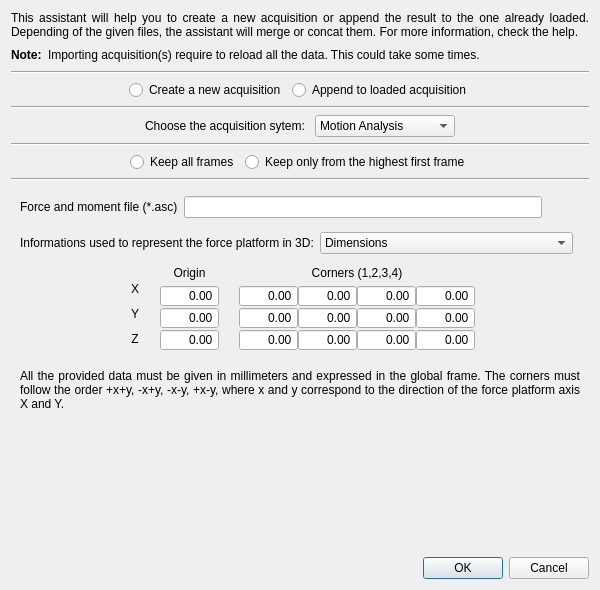
First picture: the form in Tools/Mokka/ImportAssistantDialog.ui, repository Biomechanical-ToolKit/BTKCore, before the edit.
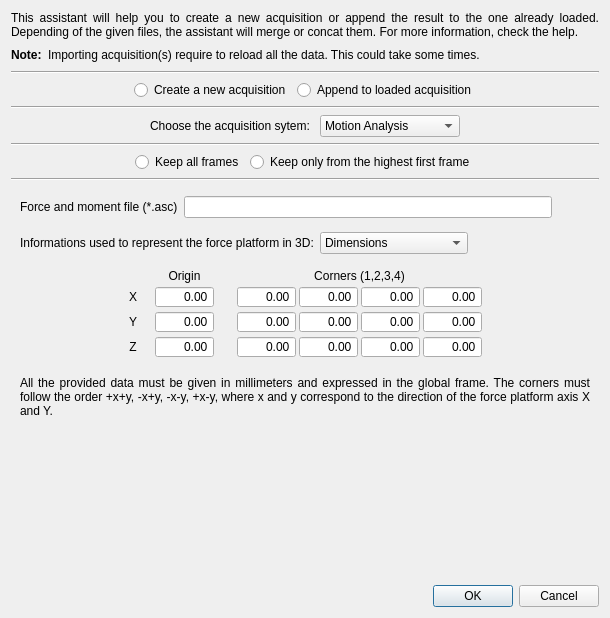
Second picture: the form after the edit. The open tabs and pages were chosen to show the change. Icons and pictures are not drawn.

Commit message: [UPD] Mokka: Layout for the import assistant improved. Opening an AMTI file or importing one using the action "AMTI forceplate file..." shows now only the options related to the force platform and not the options related to the import assistant.

```diff
--- a/Tools/Mokka/ImportAssistantDialog.ui
+++ b/Tools/Mokka/ImportAssistantDialog.ui
@@ -6,14 +6,20 @@
    <rect>
     <x>0</x>
     <y>0</y>
-    <width>600</width>
-    <height>590</height>
+    <width>610</width>
+    <height>618</height>
    </rect>
   </property>
   <property name="windowTitle">
    <string>Assistant</string>
   </property>
+  <layout class="QVBoxLayout" name="verticalLayout_5">
+   <item>
+    <widget class="QFrame" name="importOptionFrame">
   <layout class="QVBoxLayout" name="verticalLayout">
+      <property name="margin">
+       <number>0</number>
+      </property>
    <item>
     <widget class="QLabel" name="infolabel">
      <property name="text">
@@ -249,6 +255,9 @@
      <property name="orientation">
       <enum>Qt::Horizontal</enum>
      </property>
+       </widget>
+      </item>
+     </layout>
     </widget>
    </item>
    <item>
@@ -696,6 +705,12 @@
            <property name="orientation">
             <enum>Qt::Horizontal</enum>
            </property>
+           <property name="sizeHint" stdset="0">
+            <size>
+             <width>0</width>
+             <height>0</height>
+            </size>
+           </property>
           </spacer>
          </item>
         </layout>
@@ -892,15 +907,21 @@
           </layout>
          </widget>
          <widget class="QWidget" name="amtiGeometryPage">
-          <layout class="QVBoxLayout" name="verticalLayout_8">
-           <property name="margin">
+          <layout class="QVBoxLayout" name="verticalLayout_4">
+           <property name="leftMargin">
+            <number>0</number>
+           </property>
+           <property name="topMargin">
+            <number>9</number>
+           </property>
+           <property name="rightMargin">
+            <number>0</number>
+           </property>
+           <property name="bottomMargin">
             <number>0</number>
            </property>
            <item>
             <layout class="QHBoxLayout" name="horizontalLayout_7">
-             <property name="spacing">
-              <number>0</number>
-             </property>
              <property name="bottomMargin">
               <number>12</number>
              </property>
@@ -918,98 +939,11 @@
               </spacer>
              </item>
              <item>
-              <layout class="QVBoxLayout" name="verticalLayout_7">
+              <layout class="QGridLayout" name="gridLayout_3">
                <property name="spacing">
-                <number>0</number>
+                <number>3</number>
                </property>
-               <item>
-                <spacer name="verticalSpacer_6">
-                 <property name="orientation">
-                  <enum>Qt::Vertical</enum>
-                 </property>
-                 <property name="sizeType">
-                  <enum>QSizePolicy::Fixed</enum>
-                 </property>
-                 <property name="sizeHint" stdset="0">
-                  <size>
-                   <width>20</width>
-                   <height>16</height>
-                  </size>
-                 </property>
-                </spacer>
-               </item>
-               <item>
-                <widget class="QLabel" name="label_8">
-                 <property name="minimumSize">
-                  <size>
-                   <width>0</width>
-                   <height>25</height>
-                  </size>
-                 </property>
-                 <property name="text">
-                  <string>X</string>
-                 </property>
-                 <property name="alignment">
-                  <set>Qt::AlignCenter</set>
-                 </property>
-                </widget>
-               </item>
-               <item>
-                <widget class="QLabel" name="label_9">
-                 <property name="minimumSize">
-                  <size>
-                   <width>0</width>
-                   <height>25</height>
-                  </size>
-                 </property>
-                 <property name="text">
-                  <string>Y</string>
-                 </property>
-                 <property name="alignment">
-                  <set>Qt::AlignCenter</set>
-                 </property>
-                </widget>
-               </item>
-               <item>
-                <widget class="QLabel" name="label_10">
-                 <property name="minimumSize">
-                  <size>
-                   <width>0</width>
-                   <height>25</height>
-                  </size>
-                 </property>
-                 <property name="text">
-                  <string>Z</string>
-                 </property>
-                 <property name="alignment">
-                  <set>Qt::AlignCenter</set>
-                 </property>
-                </widget>
-               </item>
-              </layout>
-             </item>
-             <item>
-              <spacer name="horizontalSpacer_12">
-               <property name="orientation">
-                <enum>Qt::Horizontal</enum>
-               </property>
-               <property name="sizeType">
-                <enum>QSizePolicy::Fixed</enum>
-               </property>
-               <property name="sizeHint" stdset="0">
-                <size>
-                 <width>15</width>
-                 <height>20</height>
-                </size>
-               </property>
-              </spacer>
-             </item>
-             <item>
-              <layout class="QVBoxLayout" name="verticalLayout_5">
-               <property name="spacing">
-                <number>0</number>
-               </property>
-               <item>
+               <item row="0" column="2">
                 <widget class="QLabel" name="label_5">
                  <property name="text">
                   <string>Origin</string>
@@ -1019,85 +953,7 @@
                  </property>
                 </widget>
                </item>
-               <item>
-                <layout class="QGridLayout" name="gridLayout_4">
-                 <property name="spacing">
-                  <number>0</number>
-                 </property>
-                 <item row="0" column="0">
-                  <widget class="QDoubleSpinBox" name="amtiOriginX">
-                   <property name="alignment">
-                    <set>Qt::AlignRight|Qt::AlignTrailing|Qt::AlignVCenter</set>
-                   </property>
-                   <property name="buttonSymbols">
-                    <enum>QAbstractSpinBox::NoButtons</enum>
-                   </property>
-                   <property name="minimum">
-                    <double>-9999.989999999999782</double>
-                   </property>
-                   <property name="maximum">
-                    <double>9999.989999999999782</double>
-                   </property>
-                  </widget>
-                 </item>
-                 <item row="1" column="0">
-                  <widget class="QDoubleSpinBox" name="amtiOriginY">
-                   <property name="alignment">
-                    <set>Qt::AlignRight|Qt::AlignTrailing|Qt::AlignVCenter</set>
-                   </property>
-                   <property name="buttonSymbols">
-                    <enum>QAbstractSpinBox::NoButtons</enum>
-                   </property>
-                   <property name="minimum">
-                    <double>-9999.989999999999782</double>
-                   </property>
-                   <property name="maximum">
-                    <double>9999.989999999999782</double>
-                   </property>
-                  </widget>
-                 </item>
-                 <item row="2" column="0">
-                  <widget class="QDoubleSpinBox" name="amtiOriginZ">
-                   <property name="alignment">
-                    <set>Qt::AlignRight|Qt::AlignTrailing|Qt::AlignVCenter</set>
-                   </property>
-                   <property name="buttonSymbols">
-                    <enum>QAbstractSpinBox::NoButtons</enum>
-                   </property>
-                   <property name="minimum">
-                    <double>-9999.989999999999782</double>
-                   </property>
-                   <property name="maximum">
-                    <double>9999.989999999999782</double>
-                   </property>
-                  </widget>
-                 </item>
-                </layout>
-               </item>
-              </layout>
-             </item>
-             <item>
-              <spacer name="horizontalSpacer_10">
-               <property name="orientation">
-                <enum>Qt::Horizontal</enum>
-               </property>
-               <property name="sizeType">
-                <enum>QSizePolicy::Fixed</enum>
-               </property>
-               <property name="sizeHint" stdset="0">
-                <size>
-                 <width>20</width>
-                 <height>20</height>
-                </size>
-               </property>
-              </spacer>
-             </item>
-             <item>
-              <layout class="QVBoxLayout" name="verticalLayout_4">
-               <property name="spacing">
-                <number>0</number>
-               </property>
-               <item>
+               <item row="0" column="5" colspan="2">
                 <widget class="QLabel" name="label_6">
                  <property name="text">
                   <string>Corners (1,2,3,4)</string>
@@ -1107,12 +963,65 @@
                  </property>
                 </widget>
                </item>
-               <item>
-                <layout class="QGridLayout" name="gridLayout_3">
-                 <property name="spacing">
-                  <number>0</number>
+               <item row="1" column="0">
+                <widget class="QLabel" name="label_8">
+                 <property name="text">
+                  <string>X</string>
                  </property>
-                 <item row="0" column="0">
+                 <property name="alignment">
+                  <set>Qt::AlignCenter</set>
+                 </property>
+                </widget>
+               </item>
+               <item row="1" column="1" rowspan="2">
+                <spacer name="horizontalSpacer_17">
+                 <property name="orientation">
+                  <enum>Qt::Horizontal</enum>
+                 </property>
+                 <property name="sizeType">
+                  <enum>QSizePolicy::Fixed</enum>
+                 </property>
+                 <property name="sizeHint" stdset="0">
+                  <size>
+                   <width>15</width>
+                   <height>20</height>
+                  </size>
+                 </property>
+                </spacer>
+               </item>
+               <item row="1" column="2">
+                <widget class="QDoubleSpinBox" name="amtiOriginX">
+                 <property name="alignment">
+                  <set>Qt::AlignRight|Qt::AlignTrailing|Qt::AlignVCenter</set>
+                 </property>
+                 <property name="buttonSymbols">
+                  <enum>QAbstractSpinBox::NoButtons</enum>
+                 </property>
+                 <property name="minimum">
+                  <double>-9999.989999999999782</double>
+                 </property>
+                 <property name="maximum">
+                  <double>9999.989999999999782</double>
+                 </property>
+                </widget>
+               </item>
+               <item row="1" column="3" rowspan="2">
+                <spacer name="horizontalSpacer_18">
+                 <property name="orientation">
+                  <enum>Qt::Horizontal</enum>
+                 </property>
+                 <property name="sizeType">
+                  <enum>QSizePolicy::Fixed</enum>
+                 </property>
+                 <property name="sizeHint" stdset="0">
+                  <size>
+                   <width>20</width>
+                   <height>20</height>
+                  </size>
+                 </property>
+                </spacer>
+               </item>
+               <item row="1" column="4">
                   <widget class="QDoubleSpinBox" name="amtiC1X">
                    <property name="alignment">
                     <set>Qt::AlignRight|Qt::AlignTrailing|Qt::AlignVCenter</set>
@@ -1128,7 +1037,7 @@
                    </property>
                   </widget>
                  </item>
-                 <item row="0" column="1">
+               <item row="1" column="5">
                   <widget class="QDoubleSpinBox" name="amtiC2X">
                    <property name="alignment">
                     <set>Qt::AlignRight|Qt::AlignTrailing|Qt::AlignVCenter</set>
@@ -1144,7 +1053,7 @@
                    </property>
                   </widget>
                  </item>
-                 <item row="0" column="2">
+               <item row="1" column="6">
                   <widget class="QDoubleSpinBox" name="amtiC3X">
                    <property name="alignment">
                     <set>Qt::AlignRight|Qt::AlignTrailing|Qt::AlignVCenter</set>
@@ -1160,7 +1069,7 @@
                    </property>
                   </widget>
                  </item>
-                 <item row="0" column="3">
+               <item row="1" column="7">
                   <widget class="QDoubleSpinBox" name="amtiC4X">
                    <property name="alignment">
                     <set>Qt::AlignRight|Qt::AlignTrailing|Qt::AlignVCenter</set>
@@ -1176,7 +1085,33 @@
                    </property>
                   </widget>
                  </item>
-                 <item row="1" column="0">
+               <item row="2" column="0">
+                <widget class="QLabel" name="label_9">
+                 <property name="text">
+                  <string>Y</string>
+                 </property>
+                 <property name="alignment">
+                  <set>Qt::AlignCenter</set>
+                 </property>
+                </widget>
+               </item>
+               <item row="2" column="2">
+                <widget class="QDoubleSpinBox" name="amtiOriginY">
+                 <property name="alignment">
+                  <set>Qt::AlignRight|Qt::AlignTrailing|Qt::AlignVCenter</set>
+                 </property>
+                 <property name="buttonSymbols">
+                  <enum>QAbstractSpinBox::NoButtons</enum>
+                 </property>
+                 <property name="minimum">
+                  <double>-9999.989999999999782</double>
+                 </property>
+                 <property name="maximum">
+                  <double>9999.989999999999782</double>
+                 </property>
+                </widget>
+               </item>
+               <item row="2" column="4">
                   <widget class="QDoubleSpinBox" name="amtiC1Y">
                    <property name="alignment">
                     <set>Qt::AlignRight|Qt::AlignTrailing|Qt::AlignVCenter</set>
@@ -1192,7 +1127,7 @@
                    </property>
                   </widget>
                  </item>
-                 <item row="1" column="1">
+               <item row="2" column="5">
                   <widget class="QDoubleSpinBox" name="amtiC2Y">
                    <property name="alignment">
                     <set>Qt::AlignRight|Qt::AlignTrailing|Qt::AlignVCenter</set>
@@ -1208,7 +1143,7 @@
                    </property>
                   </widget>
                  </item>
-                 <item row="1" column="2">
+               <item row="2" column="6">
                   <widget class="QDoubleSpinBox" name="amtiC3Y">
                    <property name="alignment">
                     <set>Qt::AlignRight|Qt::AlignTrailing|Qt::AlignVCenter</set>
@@ -1224,7 +1159,7 @@
                    </property>
                   </widget>
                  </item>
-                 <item row="1" column="3">
+               <item row="2" column="7">
                   <widget class="QDoubleSpinBox" name="amtiC4Y">
                    <property name="alignment">
                     <set>Qt::AlignRight|Qt::AlignTrailing|Qt::AlignVCenter</set>
@@ -1240,7 +1175,33 @@
                    </property>
                   </widget>
                  </item>
-                 <item row="2" column="0">
+               <item row="3" column="0">
+                <widget class="QLabel" name="label_10">
+                 <property name="text">
+                  <string>Z</string>
+                 </property>
+                 <property name="alignment">
+                  <set>Qt::AlignCenter</set>
+                 </property>
+                </widget>
+               </item>
+               <item row="3" column="2">
+                <widget class="QDoubleSpinBox" name="amtiOriginZ">
+                 <property name="alignment">
+                  <set>Qt::AlignRight|Qt::AlignTrailing|Qt::AlignVCenter</set>
+                 </property>
+                 <property name="buttonSymbols">
+                  <enum>QAbstractSpinBox::NoButtons</enum>
+                 </property>
+                 <property name="minimum">
+                  <double>-9999.989999999999782</double>
+                 </property>
+                 <property name="maximum">
+                  <double>9999.989999999999782</double>
+                 </property>
+                </widget>
+               </item>
+               <item row="3" column="4">
                   <widget class="QDoubleSpinBox" name="amtiC1Z">
                    <property name="alignment">
                     <set>Qt::AlignRight|Qt::AlignTrailing|Qt::AlignVCenter</set>
@@ -1256,7 +1217,7 @@
                    </property>
                   </widget>
                  </item>
-                 <item row="2" column="1">
+               <item row="3" column="5">
                   <widget class="QDoubleSpinBox" name="amtiC2Z">
                    <property name="alignment">
                     <set>Qt::AlignRight|Qt::AlignTrailing|Qt::AlignVCenter</set>
@@ -1272,7 +1233,7 @@
                    </property>
                   </widget>
                  </item>
-                 <item row="2" column="2">
+               <item row="3" column="6">
                   <widget class="QDoubleSpinBox" name="amtiC3Z">
                    <property name="alignment">
                     <set>Qt::AlignRight|Qt::AlignTrailing|Qt::AlignVCenter</set>
@@ -1288,7 +1249,7 @@
                    </property>
                   </widget>
                  </item>
-                 <item row="2" column="3">
+               <item row="3" column="7">
                   <widget class="QDoubleSpinBox" name="amtiC4Z">
                    <property name="alignment">
                     <set>Qt::AlignRight|Qt::AlignTrailing|Qt::AlignVCenter</set>
@@ -1303,8 +1264,6 @@
                     <double>9999.989999999999782</double>
                    </property>
                   </widget>
-                 </item>
-                </layout>
                </item>
               </layout>
              </item>
```
Left out of the diff: 24 changed lines with no effect on the pictures. Lines whose indentation alone changed are shown as unchanged. The commit also changes 2 other files.
